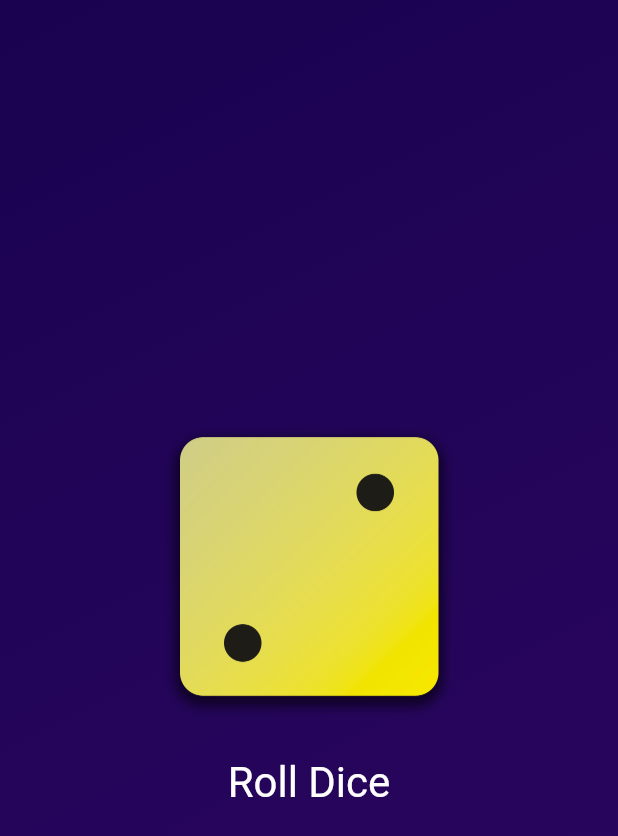
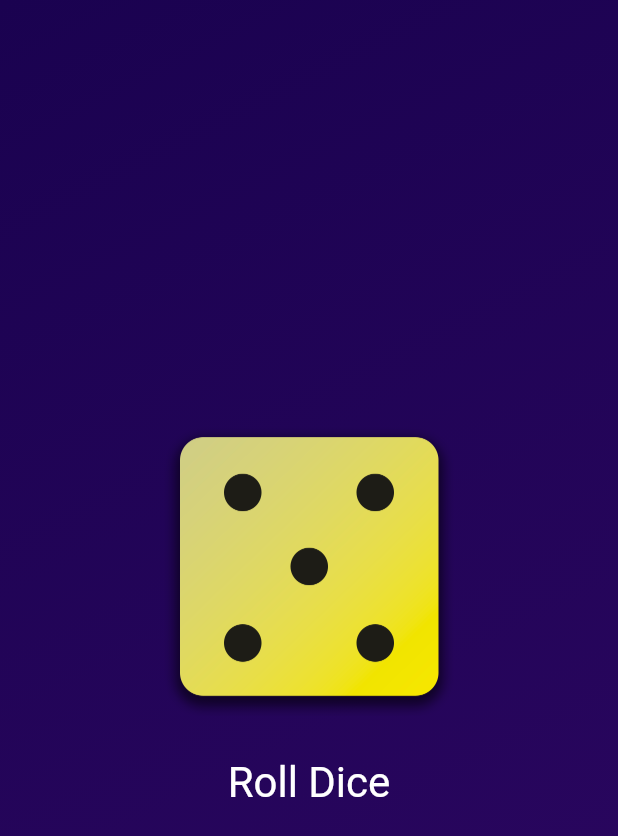
Before and after one commit to Samuel-Tefera/flutter-101, a Flutter app: the screen it shows after launch, after a tap on "Roll Dice", on a phone screen of 412 x 824 dp. Shown: the top 836 px of the screen. Run offline on Flutter 3.47's test engine with Material 3 defaults, Android fonts, the phone set to English and light mode, and no system bars.

Commit message:
generate random number for the dice roll

```diff
--- a/rolldice_app/lib/dice_roller.dart
+++ b/rolldice_app/lib/dice_roller.dart
@@ -1,4 +1,8 @@
+import 'dart:math';
+
 import 'package:flutter/material.dart';
+
+final randomizer = Random();
 
 class DiceRoller extends StatefulWidget {
   const DiceRoller({super.key});
@@ -10,11 +14,11 @@
 }
 
 class _DiceRollerState extends State<DiceRoller> {
-  var activeDiceImage = 'assets/images/dice-6.png';
+  var currentDiceNumber = 1;
 
   void rollDice() {
     setState(() {
-      activeDiceImage = 'assets/images/dice-2.png';
+      currentDiceNumber = randomizer.nextInt(6) + 1;
     });
   }
 
@@ -23,7 +27,7 @@
     return Column(
       mainAxisSize: MainAxisSize.min,
       children: [
-        Image.asset(activeDiceImage, width: 200),
+        Image.asset('assets/images/dice-$currentDiceNumber.png', width: 200),
         SizedBox(height: 20),
         TextButton(
           onPressed: rollDice,
```
